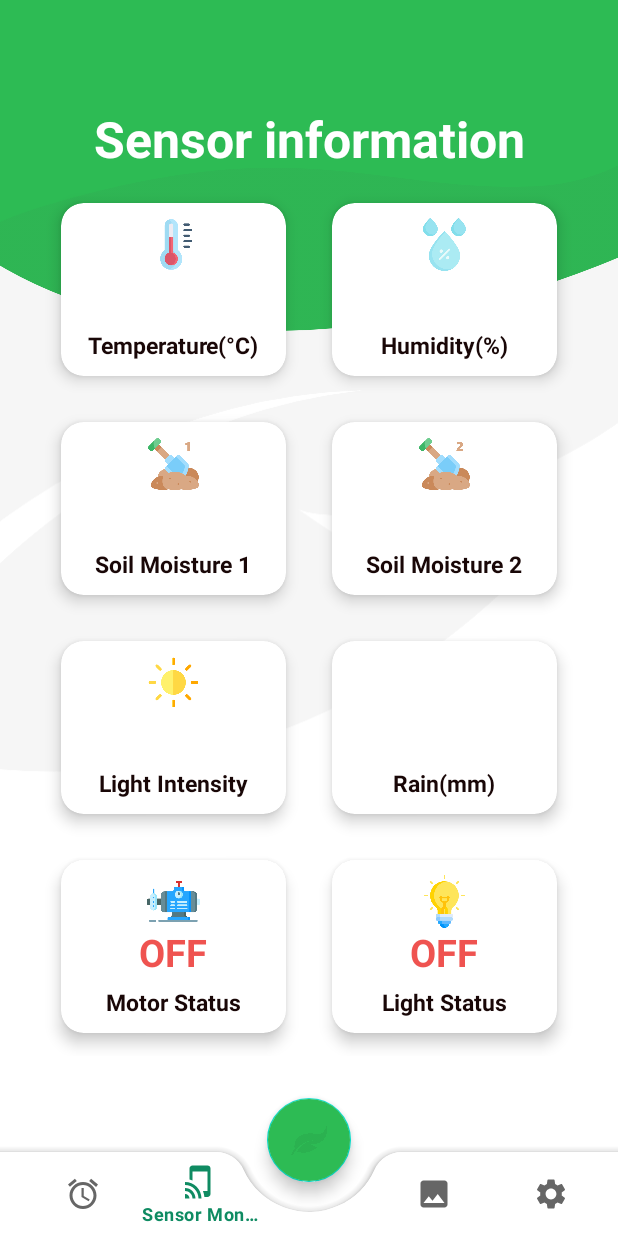
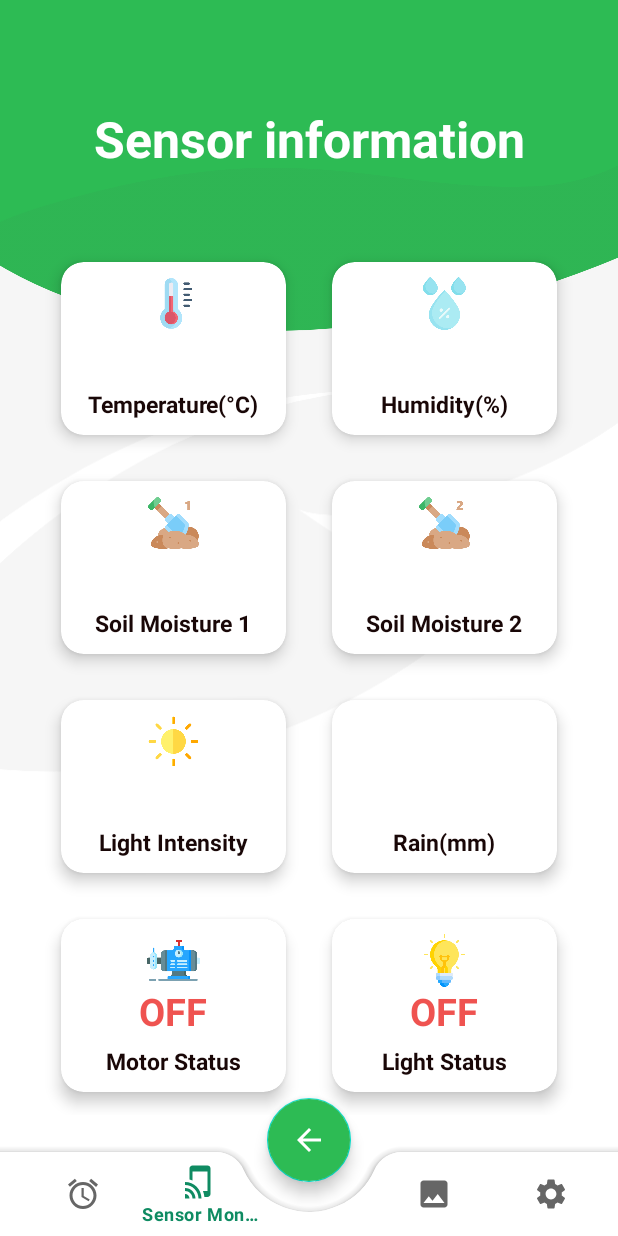
Before and after one commit to MRDANANJAYA/AgroSmart, an Android app: the InfoMonitoring screen opened directly, with no data from a screen before it, on a phone screen of 412 x 824 dp. Run offline under Robolectric (Android 15) with nearby library versions, the phone set to English and light mode, and no system bars; our stand-ins replace Firebase (no records; nobody signed in at launch, a user with empty details on screens opened directly); Roboto replaces fonts that are not available here; 2 statements that could not run were skipped.

Commit message:
Updated thursday

```diff
--- a/app/src/main/res/layout/activity_main.xml
+++ b/app/src/main/res/layout/activity_main.xml
@@ -104,7 +104,7 @@
             android:layout_width="wrap_content"
             android:layout_height="wrap_content"
             android:layout_marginRight="16dp"
-            app:menu="@menu/bottom_navigationbar"
+            app:menu="@menu/bottom_navigation_bar"
 
             />
 
--- a/app/src/main/res/layout/activity_sign_up.xml
+++ b/app/src/main/res/layout/activity_sign_up.xml
@@ -175,7 +175,7 @@
                     android:layout_alignParentEnd="true"
                     android:layout_marginHorizontal="27dp"
                     android:layout_marginTop="5dp"
-                    android:background="@drawable/round_rectrangle"
+                    android:background="@drawable/round_rectangle"
                     android:fontFamily="sans-serif-medium"
                     android:text="Sign Up"
                     android:textColor="@color/Green"
--- a/app/src/main/res/layout/info_monitoring.xml
+++ b/app/src/main/res/layout/info_monitoring.xml
@@ -19,7 +19,8 @@
         android:layout_marginTop="0dp"
         android:layout_marginEnd="0dp"
         android:scaleType="centerCrop"
-        android:src="@drawable/activity_green" />
+        android:src="@drawable/activity_green"
+        android:contentDescription="@string/icons_description" />
 
     <TextView
         android:id="@+id/aa"
@@ -30,7 +31,7 @@
         android:layout_alignParentEnd="true"
         android:layout_marginTop="70dp"
         android:gravity="center_horizontal"
-        android:text="Sensor information"
+        android:text="@string/sensor_information"
         android:textColor="@color/white"
         android:textSize="33sp"
         android:textStyle="bold" />
@@ -45,30 +46,21 @@
         android:layout_marginTop="-84dp"
         android:layout_marginEnd="0dp"
         android:scaleType="centerCrop"
-        android:src="@drawable/background_mask_leaf" />
-
-
-    <LinearLayout
-        android:id="@+id/linear"
-        android:layout_width="wrap_content"
-        android:layout_height="wrap_content"
-        android:layout_alignParentStart="true"
-        android:layout_alignParentEnd="true"
-        android:layout_alignParentBottom="true"
-        android:layout_marginStart="0dp"
-        android:layout_marginEnd="0dp"
-        android:layout_marginBottom="120dp"
-        >
+        android:src="@drawable/background_mask_leaf"
+        android:contentDescription="@string/transparent_leaf" />
 
 
     <GridLayout
-            android:layout_width="wrap_content"
+        android:layout_width="match_parent"
         android:layout_height="wrap_content"
-            android:layout_gravity="fill"
-            android:layout_weight="8"
+        android:layout_below="@+id/aa"
+        android:layout_centerHorizontal="true"
+        android:layout_marginTop="-60dp"
+        android:layout_marginStart="0dp"
+        android:layout_marginEnd="0dp"
+
         android:columnCount="2"
         android:columnOrderPreserved="false"
-
         android:paddingLeft="25dp"
         android:paddingRight="25dp"
         android:rowCount="4">
@@ -93,10 +85,12 @@
                 android:padding="10dp">
 
                 <ImageView
+                    android:id="@+id/tempIcon"
                     android:layout_width="35dp"
                     android:layout_height="35dp"
                     android:layout_centerHorizontal="true"
-                        android:src="@drawable/temperature" />
+                    android:src="@drawable/temperature"
+                    android:contentDescription="@string/icons_description" />
 
 
                 <ImageView
@@ -104,7 +98,8 @@
                     android:layout_width="18dp"
                     android:layout_height="18dp"
                     android:layout_alignParentEnd="true"
-                        android:layout_marginEnd="3dp" />
+                    android:layout_marginEnd="3dp"
+                    android:contentDescription="@string/warning_icon" />
 
                 <TextView
                     android:id="@+id/temperature_value"
@@ -115,14 +110,16 @@
                     android:paddingTop="16dp"
                     android:textColor="#fa7ba5"
                     android:textSize="33sp"
-                        android:textStyle="bold" />
+                    android:textStyle="bold"
+                    tools:ignore="RelativeOverlap" />
 
                 <TextView
+                    android:id="@+id/tempName"
                     android:layout_width="wrap_content"
                     android:layout_height="wrap_content"
                     android:layout_alignParentBottom="true"
                     android:layout_centerHorizontal="true"
-                        android:text="Temperature(°C)"
+                    android:text="@string/temperature"
                     android:textColor="#190707"
                     android:textSize="15sp"
                     android:textStyle="bold" />
@@ -151,7 +148,8 @@
                     android:layout_width="35dp"
                     android:layout_height="35dp"
                     android:layout_centerHorizontal="true"
-                        android:src="@drawable/humidity" />
+                    android:src="@drawable/humidity"
+                    android:contentDescription="@string/icons_description" />
 
 
                 <ImageView
@@ -159,7 +157,8 @@
                     android:layout_width="18dp"
                     android:layout_height="18dp"
                     android:layout_alignParentEnd="true"
-                        android:layout_marginEnd="3dp" />
+                    android:layout_marginEnd="3dp"
+                    android:contentDescription="@string/warning_icon" />
 
                 <TextView
                     android:id="@+id/humidity_value"
@@ -170,14 +169,15 @@
                     android:paddingTop="16dp"
                     android:textColor="#21ecec"
                     android:textSize="33sp"
-                        android:textStyle="bold" />
+                    android:textStyle="bold"
+                    tools:ignore="RelativeOverlap" />
 
                 <TextView
                     android:layout_width="wrap_content"
                     android:layout_height="wrap_content"
                     android:layout_alignParentBottom="true"
                     android:layout_centerHorizontal="true"
-                        android:text="Humidity(%)"
+                    android:text="@string/humidity"
                     android:textColor="#190707"
                     android:textSize="15sp"
                     android:textStyle="bold" />
@@ -206,7 +206,7 @@
                     android:layout_height="35dp"
                     android:layout_centerHorizontal="true"
                     android:src="@drawable/soil1"
-                    />
+                    android:contentDescription="@string/icons_description" />
 
 
                 <ImageView
@@ -214,7 +214,8 @@
                     android:layout_width="18dp"
                     android:layout_height="18dp"
                     android:layout_alignParentEnd="true"
-                        android:layout_marginEnd="3dp" />
+                    android:layout_marginEnd="3dp"
+                    android:contentDescription="@string/warning_icon" />
 
                 <TextView
                     android:id="@+id/moisture_value"
@@ -225,14 +226,15 @@
                     android:paddingTop="16dp"
                     android:textColor="#a07676"
                     android:textSize="33sp"
-                        android:textStyle="bold" />
+                    android:textStyle="bold"
+                    tools:ignore="RelativeOverlap" />
 
                 <TextView
                     android:layout_width="wrap_content"
                     android:layout_height="wrap_content"
                     android:layout_alignParentBottom="true"
                     android:layout_centerHorizontal="true"
-                        android:text="Soil Moisture 1"
+                    android:text="@string/soil_moisture_1"
                     android:textColor="#190707"
                     android:textSize="15sp"
                     android:textStyle="bold" />
@@ -260,14 +262,16 @@
                     android:layout_width="35dp"
                     android:layout_height="35dp"
                     android:layout_centerHorizontal="true"
-                        android:src="@drawable/soil2"/>
+                    android:src="@drawable/soil2"
+                    android:contentDescription="@string/icons_description" />
 
                 <ImageView
                     android:id="@+id/warning2"
                     android:layout_width="18dp"
                     android:layout_height="18dp"
                     android:layout_alignParentEnd="true"
-                        android:layout_marginEnd="3dp" />
+                    android:layout_marginEnd="3dp"
+                    android:contentDescription="@string/warning_icon" />
 
                 <TextView
                     android:id="@+id/moisture_value2"
@@ -278,14 +282,15 @@
                     android:paddingTop="16dp"
                     android:textColor="#a07676"
                     android:textSize="33sp"
-                        android:textStyle="bold" />
+                    android:textStyle="bold"
+                    tools:ignore="RelativeOverlap" />
 
                 <TextView
                     android:layout_width="wrap_content"
                     android:layout_height="wrap_content"
                     android:layout_alignParentBottom="true"
                     android:layout_centerHorizontal="true"
-                        android:text="Soil Moisture 2"
+                    android:text="@string/soil_moisture_2"
                     android:textColor="#190707"
                     android:textSize="15sp"
                     android:textStyle="bold" />
@@ -314,7 +319,8 @@
                     android:layout_width="35dp"
                     android:layout_height="35dp"
                     android:layout_centerHorizontal="true"
-                        android:src="@drawable/brightness"/>
+                    android:contentDescription="@string/icons_description"
+                    android:src="@drawable/brightness" />
 
 
                 <TextView
@@ -333,7 +339,7 @@
                     android:layout_height="wrap_content"
                     android:layout_alignParentBottom="true"
                     android:layout_centerHorizontal="true"
-                        android:text="Light Intensity"
+                    android:text="@string/light_intensity"
                     android:textColor="#190707"
                     android:textSize="15sp"
                     android:textStyle="bold" />
@@ -361,7 +367,8 @@
                 <ImageView
                     android:layout_width="35dp"
                     android:layout_height="35dp"
-                        android:layout_centerHorizontal="true" />
+                    android:layout_centerHorizontal="true"
+                    android:contentDescription="@string/icons_description" />
                 <!--android:src="@drawable/rain"-->
 
                 <TextView
@@ -380,7 +387,7 @@
                     android:layout_height="wrap_content"
                     android:layout_alignParentBottom="true"
                     android:layout_centerHorizontal="true"
-                        android:text="Rain(mm)"
+                    android:text="@string/rain_stats"
                     android:textColor="#190707"
                     android:textSize="15sp"
                     android:textStyle="bold" />
@@ -409,7 +416,8 @@
                     android:layout_width="35dp"
                     android:layout_height="35dp"
                     android:layout_centerHorizontal="true"
-                        android:src="@drawable/water_pump"/>
+                    android:contentDescription="@string/icons_description"
+                    android:src="@drawable/water_pump" />
 
 
                 <TextView
@@ -428,7 +436,7 @@
                     android:layout_height="wrap_content"
                     android:layout_alignParentBottom="true"
                     android:layout_centerHorizontal="true"
-                        android:text="Motor Status"
+                    android:text="@string/motor_status"
                     android:textColor="#190707"
                     android:textSize="15sp"
                     android:textStyle="bold" />
@@ -457,7 +465,8 @@
                     android:layout_width="35dp"
                     android:layout_height="35dp"
                     android:layout_centerHorizontal="true"
-                        android:src="@drawable/light"/>
+                    android:contentDescription="@string/icons_description"
+                    android:src="@drawable/light" />
 
 
                 <TextView
@@ -467,7 +476,7 @@
                     android:layout_centerInParent="true"
                     android:paddingTop="8dp"
                     android:textColor="#EF5350"
-                        android:textSize="25dp"
+                    android:textSize="25sp"
                     android:textStyle="bold"
 
                     />
@@ -477,7 +486,7 @@
                     android:layout_height="wrap_content"
                     android:layout_alignParentBottom="true"
                     android:layout_centerHorizontal="true"
-                        android:text="Light Status"
+                    android:text="@string/light_status"
                     android:textColor="#190707"
                     android:textSize="15sp"
                     android:textStyle="bold" />
@@ -487,8 +496,6 @@
 
 
     </GridLayout>
-
-    </LinearLayout>
 
 
     <androidx.coordinatorlayout.widget.CoordinatorLayout
@@ -511,8 +518,8 @@
                 android:id="@+id/bottomNavigation"
                 android:layout_width="wrap_content"
                 android:layout_height="wrap_content"
-                android:layout_marginRight="5dp"
-                app:menu="@menu/bottom_navigationbar"
+                android:layout_marginEnd="5dp"
+                app:menu="@menu/bottom_navigation_bar"
 
                 />
 
@@ -524,9 +531,10 @@
             android:layout_width="wrap_content"
             android:layout_height="wrap_content"
             android:backgroundTint="@color/Green"
-            android:contentDescription="TODO"
-            android:src="@drawable/pattern"
-            app:layout_anchor="@id/BottomApp" />
+            android:contentDescription="@string/go_back"
+            android:src="@drawable/arrow_back"
+            app:layout_anchor="@id/BottomApp"
+            app:tint="@null" />
 
 
     </androidx.coordinatorlayout.widget.CoordinatorLayout>
--- a/app/src/main/res/menu/bottom_navigationbar.xml
+++ b/app/src/main/res/menu/bottom_navigation_bar.xml
@@ -4,12 +4,12 @@
     <item
         android:id="@+id/reminder"
         android:icon="@drawable/ic_baseline_access_alarm_24"
-        android:title="Reminder" />
+        android:title="@string/reminder" />
 
     <item
         android:id="@+id/Sensor"
         android:icon="@drawable/sensor"
-        android:title="Sensor Monitoring" />
+        android:title="@string/sensor_monitoring" />
 
 
     <item
@@ -22,12 +22,12 @@
 
     <item
         android:id="@+id/ImagePro"
-        android:icon="@drawable/imageprocess"
-        android:title="Image Processing" />
+        android:icon="@drawable/image_process"
+        android:title="@string/image_processing" />
 
     <item
         android:id="@+id/Settings"
         android:icon="@drawable/ic_baseline_settings_24"
-        android:title="Settings" />
+        android:title="@string/settings" />
 
 </menu>
--- a/app/src/main/res/values/strings.xml
+++ b/app/src/main/res/values/strings.xml
@@ -5,6 +5,31 @@
     <string name="select_picture">Complete Action Using"</string>
     <string name="Login_here">Already a member? <u>Login here</u>.</string>
     <string name="Register_Now">Dont have an account? <u>Register now</u>.</string>
+    <string name="go_back">Go back</string>
+    <string name="light_status">Light Status</string>
+    <string name="icons_description">Image Icons</string>
+    <string name="motor_status">Motor Status</string>
+    <string name="rain_stats">Rain(mm)</string>
+    <string name="light_intensity">Light Intensity</string>
+    <string name="soil_moisture_2">Soil Moisture 2</string>
+    <string name="sensor_information">Sensor information</string>
+    <string name="transparent_leaf">Transparent leaf</string>
+    <string name="warning_icon">warning icon</string>
+    <string name="soil_moisture_1">Soil Moisture 1</string>
+    <string name="humidity">Humidity(%)</string>
+    <string name="temperature">Temperature(°C)</string>
+    <string name="reminder">Reminder</string>
+    <string name="sensor_monitoring">Sensor Monitoring</string>
+    <string name="image_processing">Image Processing</string>
+    <string name="settings">Settings</string>
+    <string name="login_bt">Login</string>
+    <string name="logo_name">Name of the app</string>
+    <string name="Top_green">Rounded green circle</string>
+    <string name="logo">logo of the app</string>
+    <string name="user_email">User Email</string>
+    <string name="PasswordString">⬤⬤⬤⬤⬤⬤⬤⬤</string>
+    <string name="forgot_password">Forgot Password?</string>
+    <string name="login_with_google">Login With Google</string>
 
 
 </resources>
```
Also changed, not shown: app/src/main/res/layout/activity_image_processing.xml (+4 -3 lines), app/src/main/res/layout/activity_login.xml (+25 -17 lines), app/src/main/res/layout/activity_reminder.xml (+6 -4 lines), app/src/main/res/layout/activity_settings.xml (+4 -3 lines), app/src/main/res/drawable/image_process.xml (renamed from app/src/main/res/drawable/imageprocess.xml), app/src/main/res/drawable/round_rectangle.xml (renamed from app/src/main/res/drawable/round_rectrangle.xml). Lines whose indentation alone changed are shown as unchanged.
